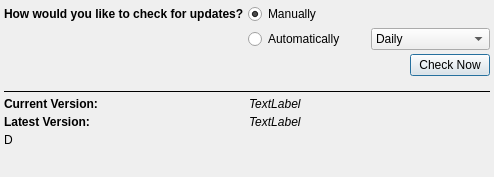
BlueQuartzSoftware/SIMPL, file Source/SVWidgetsLib/Dialogs/UI_Files/UpdateCheckDialog.ui: the form before one commit.
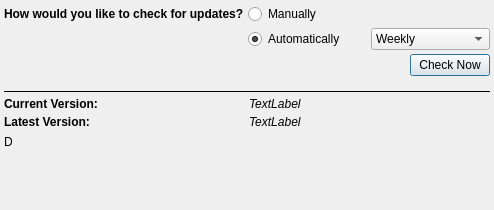
The form after the commit.

Commit message: Adjust layout and text of the UpdateDialog to show the website URL for downloading

Diff of the .ui file:
```diff
--- a/Source/SVWidgetsLib/Dialogs/UI_Files/UpdateCheckDialog.ui
+++ b/Source/SVWidgetsLib/Dialogs/UI_Files/UpdateCheckDialog.ui
@@ -10,7 +10,7 @@
     <x>0</x>
     <y>0</y>
     <width>494</width>
-    <height>177</height>
+    <height>210</height>
    </rect>
   </property>
   <property name="windowTitle">
@@ -42,6 +42,9 @@
     <layout class="QGridLayout" name="widgetLayout">
      <item row="2" column="2">
       <widget class="QComboBox" name="howOften">
+       <property name="currentIndex">
+        <number>1</number>
+       </property>
        <item>
         <property name="text">
          <string>Daily</string>
@@ -65,7 +68,7 @@
         <string>Manually</string>
        </property>
        <property name="checked">
-        <bool>true</bool>
+        <bool>false</bool>
        </property>
        <attribute name="buttonGroup">
         <string notr="true">buttonGroup</string>
@@ -77,6 +80,9 @@
        <property name="text">
         <string>Automatically</string>
        </property>
+       <property name="checked">
+        <bool>true</bool>
+       </property>
        <attribute name="buttonGroup">
         <string notr="true">buttonGroup</string>
        </attribute>
@@ -193,6 +199,12 @@
      </item>
      <item row="2" column="0" colspan="2">
       <widget class="QLabel" name="feedbackText">
+       <property name="sizePolicy">
+        <sizepolicy hsizetype="Preferred" vsizetype="Expanding">
+         <horstretch>0</horstretch>
+         <verstretch>0</verstretch>
+        </sizepolicy>
+       </property>
        <property name="text">
         <string>D</string>
        </property>
```
The commit also changes 3 other files.
